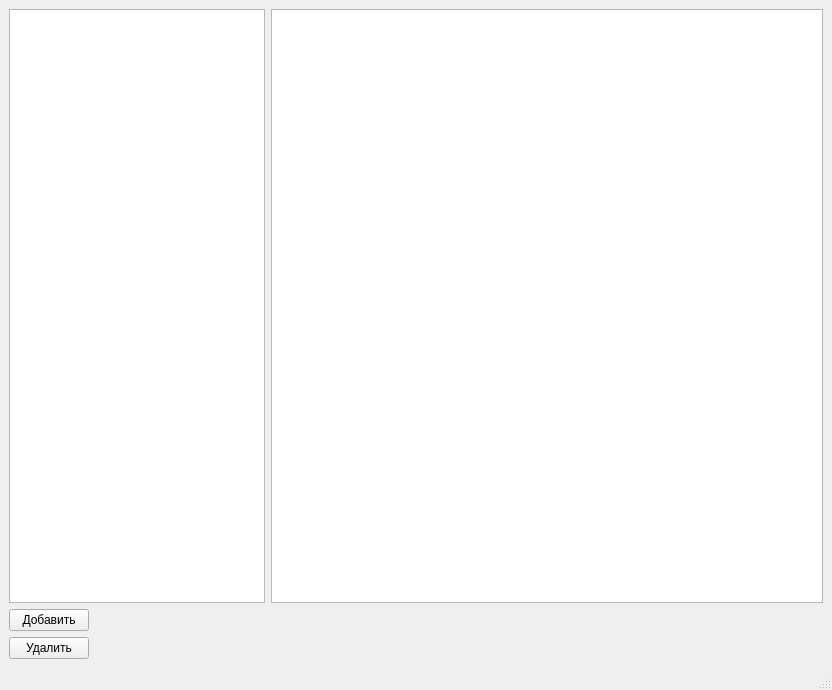
denistred/coursework, file mainwindow.ui: the form before one commit.
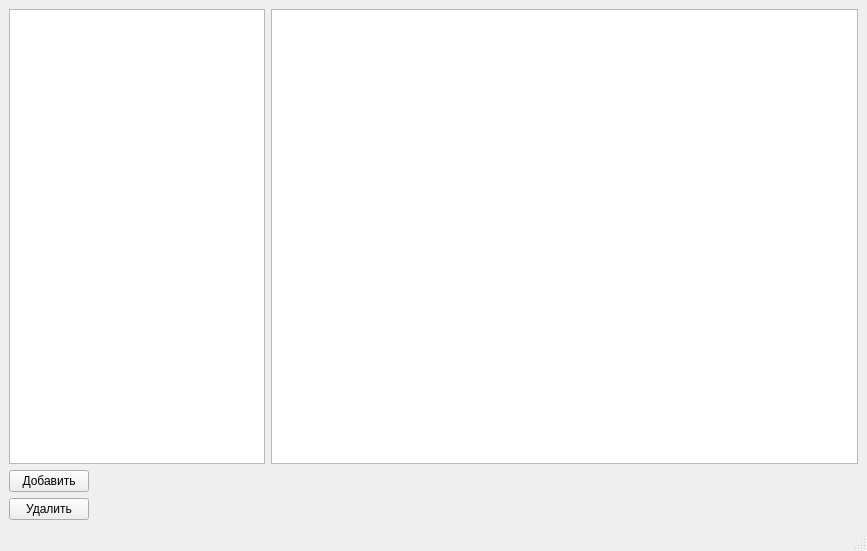
The form after the commit. Custom widgets are drawn as their Qt base class.

Commit message: Person list added

```diff
--- a/mainwindow.ui
+++ b/mainwindow.ui
@@ -6,8 +6,8 @@
    <rect>
     <x>0</x>
     <y>0</y>
-    <width>832</width>
-    <height>690</height>
+    <width>867</width>
+    <height>551</height>
    </rect>
   </property>
   <property name="windowTitle">
@@ -15,9 +15,6 @@
   </property>
   <widget class="QWidget" name="centralwidget">
    <layout class="QFormLayout" name="formLayout">
-    <item row="0" column="0">
-     <widget class="QListView" name="listView"/>
-    </item>
     <item row="0" column="1">
      <widget class="QGraphicsView" name="graphicsView"/>
     </item>
@@ -35,6 +32,9 @@
       </property>
      </widget>
     </item>
+    <item row="0" column="0">
+     <widget class="PersonListWidget" name="listWidget"/>
+    </item>
    </layout>
   </widget>
   <widget class="QMenuBar" name="menubar">
@@ -49,6 +49,13 @@
   </widget>
   <widget class="QStatusBar" name="statusbar"/>
  </widget>
+ <customwidgets>
+  <customwidget>
+   <class>PersonListWidget</class>
+   <extends>QListWidget</extends>
+   <header location="global">personlistwidget.h</header>
+  </customwidget>
+ </customwidgets>
  <resources/>
  <connections/>
 </ui>
```
Left out of the diff: 2 changed lines with no effect on the pictures. The commit also changes 9 other files.
